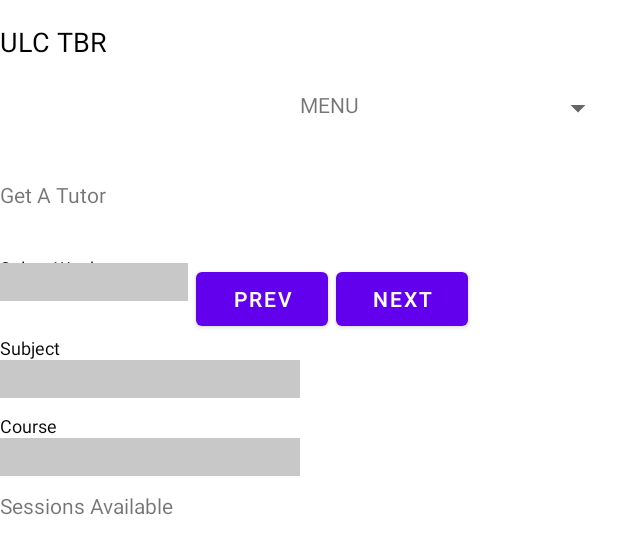
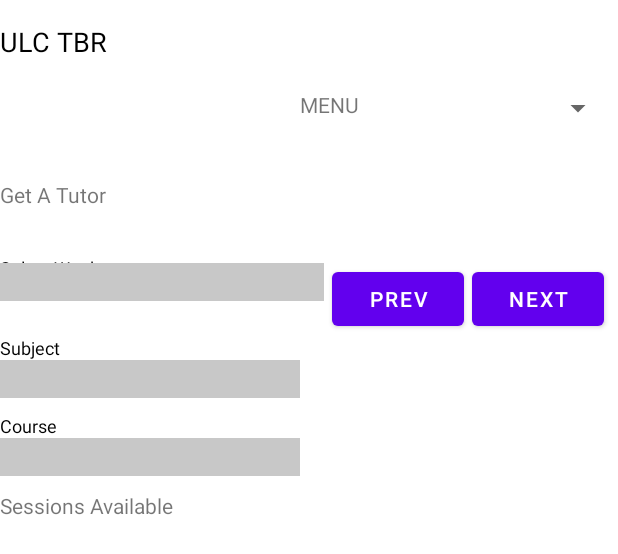
Before and after one commit to esolache/TBR, an Android app: the layout fragment_get__a__tutor.xml on its own in the app's theme, with its tools: preview values and no code run, on a phone screen of 412 x 824 dp. Shown: the top 554 px of the screen. Run offline under Robolectric (Android 15) with nearby library versions, the phone set to English and light mode, and no system bars; network calls fail.

Commit message:
wider get a tutor date slot

```diff
--- a/Project/TBR/app/src/main/res/layout/fragment_get__a__tutor.xml
+++ b/Project/TBR/app/src/main/res/layout/fragment_get__a__tutor.xml
@@ -100,7 +100,7 @@
 
                     <Spinner
                         android:id="@+id/spinner_week"
-                        android:layout_width="125dp"
+                        android:layout_width="216dp"
                         android:layout_height="25dp"
                         android:layout_marginTop="0dp"
                         android:background="#C8C8C8"
```
